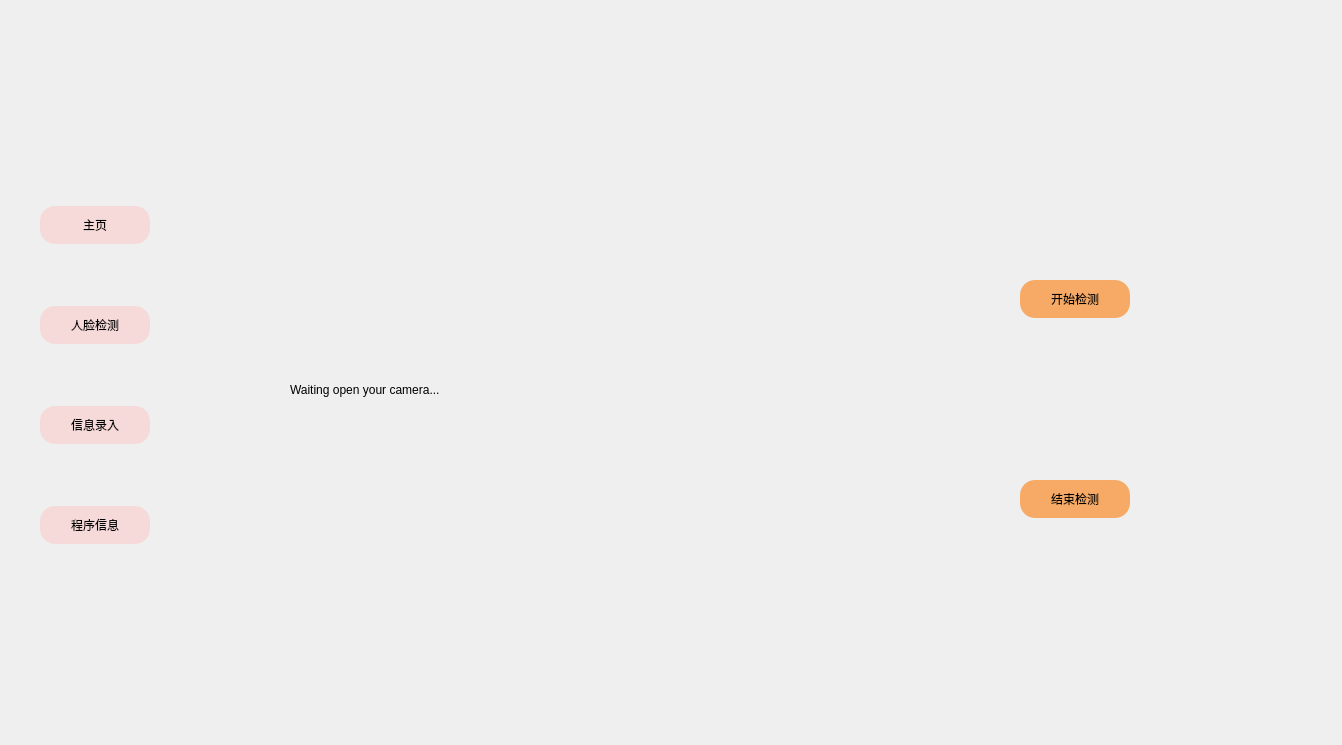
Old version of the form Qt/UI/Homepage.ui in the repository Cey1anze/YOLO-Mask-dection-and-identity-authentication.
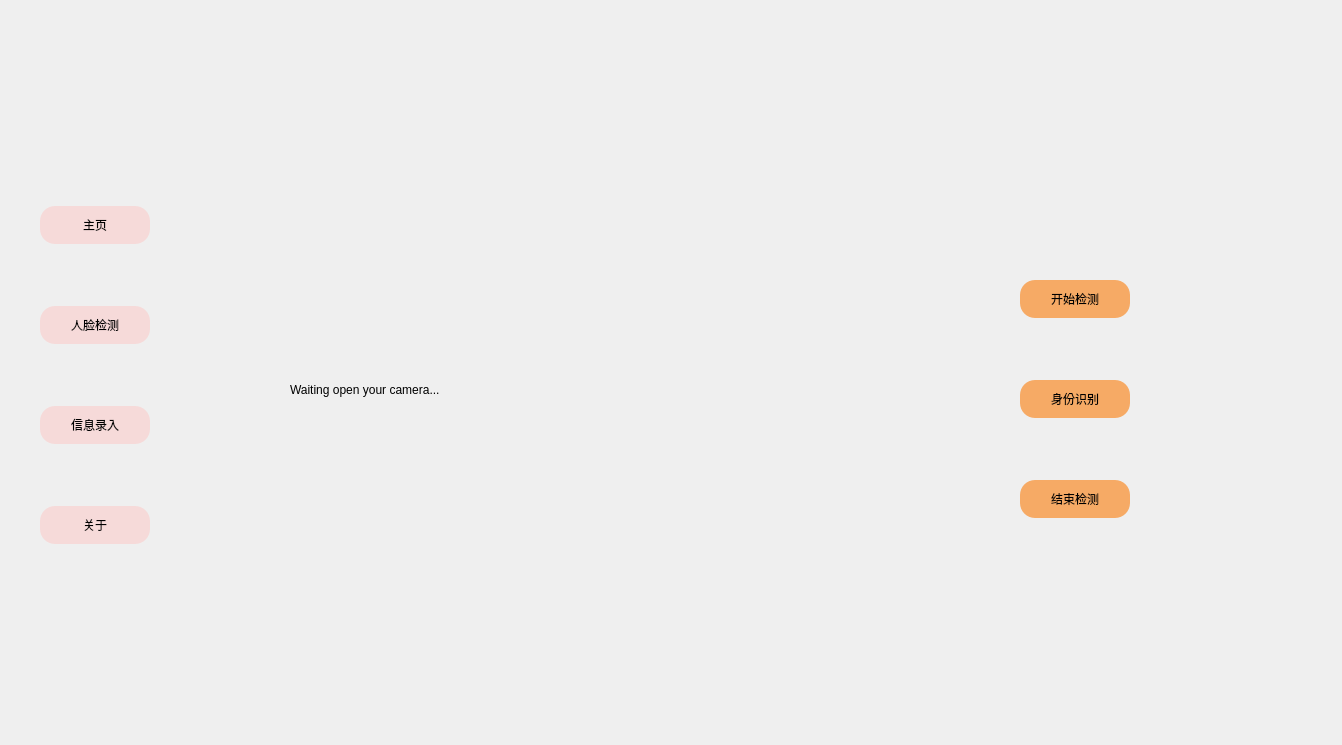
New version of the form. The open tabs and pages were chosen to show the change. Icons and pictures are not drawn.

Commit message: Update Add authentication button

Diff of the .ui file:
```diff
--- a/Qt/UI/Homepage.ui
+++ b/Qt/UI/Homepage.ui
@@ -172,6 +172,31 @@
        <string>结束检测</string>
       </property>
      </widget>
+     <widget class="QPushButton" name="identify_compare_button">
+      <property name="geometry">
+       <rect>
+        <x>820</x>
+        <y>380</y>
+        <width>110</width>
+        <height>38</height>
+       </rect>
+      </property>
+      <property name="styleSheet">
+       <string notr="true">QPushButton{
+border-radius:15px;
+font-weight:blod;
+background-color: rgb(246, 170, 101);
+}
+QPushButton:pressed{
+font-weight:blod;
+padding-top:3px;
+padding-left:3px;
+}</string>
+      </property>
+      <property name="text">
+       <string>身份识别</string>
+      </property>
+     </widget>
     </widget>
     <widget class="QWidget" name="information_page">
      <widget class="QLabel" name="label">
@@ -444,7 +469,7 @@
 }</string>
     </property>
     <property name="text">
-     <string>程序信息</string>
+     <string>关于</string>
     </property>
    </widget>
   </widget>
```
Left out of the diff: 2 changed lines with no effect on the pictures.
